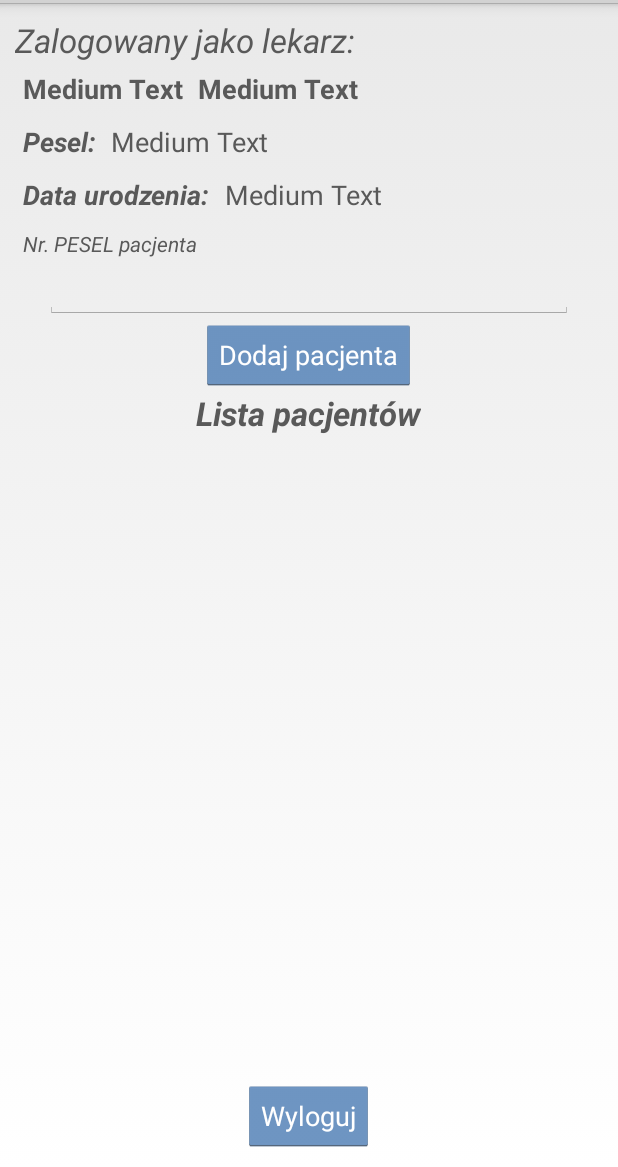
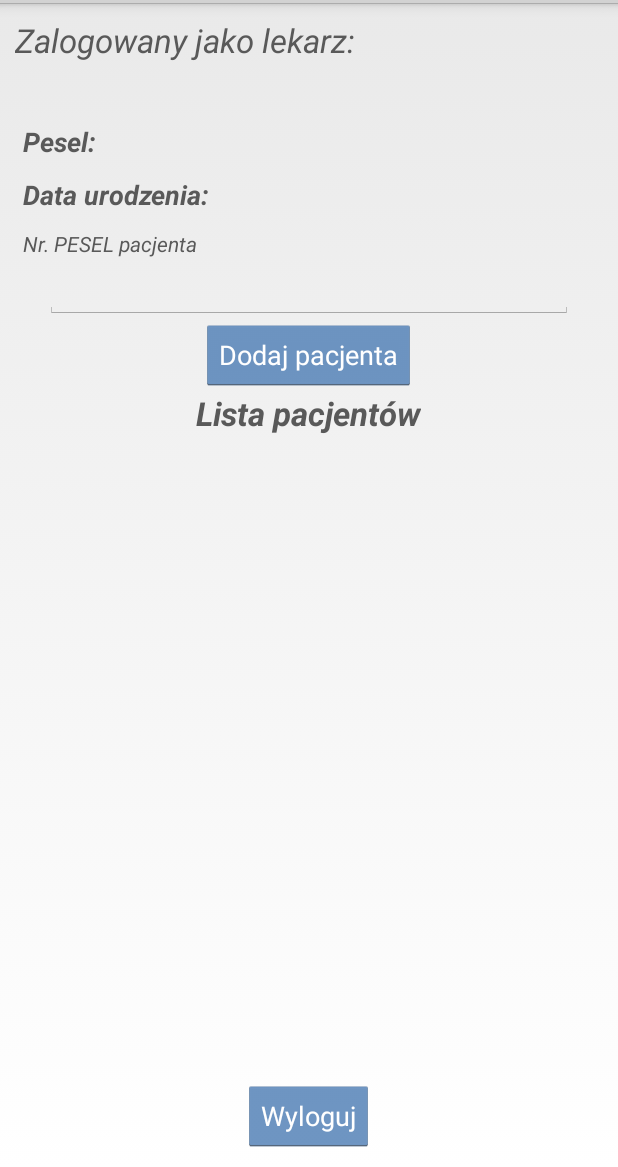
Before and after one commit to Niespo/android-ccnx-for-diabetics, an Android app: the DoctorActivity screen opened directly, with no data from a screen before it, on a phone screen of 412 x 824 dp, the part 69-1236 px from its top. Run offline under Robolectric (Android 15) with nearby library versions, the phone set to English and light mode, and no system bars; libraries missing offline, so code that uses them is left out: io.realm; 2 statements that could not run were skipped.

Commit message:
still fucking string's extractin

```diff
--- a/app/src/main/java/pl/androidland/studia/tirt/diabetichelper/adapters/PatientListAdapter.java
+++ b/app/src/main/java/pl/androidland/studia/tirt/diabetichelper/adapters/PatientListAdapter.java
@@ -20,7 +20,7 @@ import io.realm.RealmResults;
 public class PatientListAdapter extends RealmBaseAdapter<User> implements ListAdapter {
 
     private static final ApplicationState state = ApplicationBus.getState();
-    private Context context;
+    private final Context context;
 
     private static class ViewHolder {
         private TextView tvFirstname;
--- a/app/src/main/java/pl/androidland/studia/tirt/diabetichelper/auth/AuthService.java
+++ b/app/src/main/java/pl/androidland/studia/tirt/diabetichelper/auth/AuthService.java
@@ -12,8 +12,8 @@ import android.widget.Toast;
 
 public class AuthService {
 
-    private static ApplicationState state = ApplicationBus.getState();
-    private Context context;
+    private final static ApplicationState state = ApplicationBus.getState();
+    private final Context context;
     private User user;
 
     public AuthService(Context context) {
--- a/app/src/main/res/layout/doctor_activity.xml
+++ b/app/src/main/res/layout/doctor_activity.xml
@@ -9,8 +9,8 @@
             android:layout_width="wrap_content"
             android:layout_height="wrap_content"
             android:textAppearance="?android:attr/textAppearanceLarge"
-            android:text="Zalogowany jako lekarz:"
-            android:id="@+id/textView" android:textStyle="italic" android:textColor="#ff595959"/>
+            android:text="@string/DOCTOR_ACTIVITY_LOGGED_AS_DOCTOR_MESSAGE"
+            android:textStyle="italic" android:textColor="#ff595959"/>
     <LinearLayout
             android:orientation="horizontal"
             android:layout_width="match_parent"
@@ -19,14 +19,14 @@
                 android:layout_width="wrap_content"
                 android:layout_height="wrap_content"
                 android:textAppearance="?android:attr/textAppearanceMedium"
-                android:text="Medium Text"
+                android:text=""
                 android:id="@+id/firstname" android:layout_marginRight="10dp" android:textStyle="bold"
                 android:textColor="#ff595959"/>
         <TextView
                 android:layout_width="wrap_content"
                 android:layout_height="wrap_content"
                 android:textAppearance="?android:attr/textAppearanceMedium"
-                android:text="Medium Text"
+                android:text=""
                 android:id="@+id/surname" android:textStyle="bold" android:textColor="#ff595959"/>
     </LinearLayout>
 
@@ -38,14 +38,14 @@
                 android:layout_width="wrap_content"
                 android:layout_height="wrap_content"
                 android:textAppearance="?android:attr/textAppearanceMedium"
-                android:text="Pesel:"
-                android:id="@+id/textView2" android:layout_marginRight="10dp" android:textStyle="bold|italic"
+                android:text="@string/USER_ACTIVITY_PESEL_TEXT"
+                android:layout_marginRight="10dp" android:textStyle="bold|italic"
                 android:textColor="#ff595959"/>
         <TextView
                 android:layout_width="wrap_content"
                 android:layout_height="wrap_content"
                 android:textAppearance="?android:attr/textAppearanceMedium"
-                android:text="Medium Text"
+                android:text=""
                 android:id="@+id/peselId" android:textColor="#ff595959"/>
     </LinearLayout>
     <LinearLayout
@@ -56,22 +56,22 @@
                 android:layout_width="wrap_content"
                 android:layout_height="wrap_content"
                 android:textAppearance="?android:attr/textAppearanceMedium"
-                android:text="Data urodzenia:"
-                android:id="@+id/textView3" android:layout_marginRight="10dp" android:textStyle="bold|italic"
+                android:text="@string/USER_ACTIVITY_BIRTH_DATE_TEXT"
+                android:layout_marginRight="10dp" android:textStyle="bold|italic"
                 android:textColor="#ff595959"/>
         <TextView
                 android:layout_width="wrap_content"
                 android:layout_height="wrap_content"
                 android:textAppearance="?android:attr/textAppearanceMedium"
-                android:text="Medium Text"
+                android:text=""
                 android:id="@+id/birthDate" android:textColor="#ff595959"/>
     </LinearLayout>
 
     <TextView
             android:layout_width="wrap_content"
             android:layout_height="wrap_content"
-            android:text="Nr. PESEL pacjenta"
-            android:id="@+id/textView6" android:padding="5dp" android:textStyle="normal|italic"
+            android:text="@string/DOCTOR_ACTIVITY_PATIENT_PESEL_TEXT"
+            android:padding="5dp" android:textStyle="normal|italic"
             android:textColor="#FF595959"/>
     <EditText
             android:layout_width="match_parent"
@@ -83,14 +83,14 @@
     <Button
             android:layout_width="wrap_content"
             android:layout_height="wrap_content"
-            android:text="Dodaj pacjenta"
-            android:id="@+id/button" android:layout_gravity="center_horizontal" android:onClick="assignPatient"
+            android:text="@string/DOCTOR_ACTIVITY_ADD_PATIENT_TEXT"
+            android:layout_gravity="center_horizontal" android:onClick="assignPatient"
             android:textColor="#ffffffff"/>
     <TextView
             android:layout_width="wrap_content"
             android:layout_height="wrap_content"
             android:textAppearance="?android:attr/textAppearanceLarge"
-            android:text="Lista pacjentów"
+            android:text="@string/DOCTOR_ACTIVITY_PATIENT_LIST"
             android:id="@+id/textView5" android:layout_gravity="center_horizontal" android:textStyle="bold|italic"
             android:textColor="#ff595959"/>
     <ListView
@@ -99,7 +99,10 @@
             android:id="@+id/patient_list"
             android:layout_weight="0.75"
             />
-    <Button android:layout_width="wrap_content" android:layout_height="wrap_content" android:text="Wyloguj"
-            android:id="@+id/button2222" android:layout_gravity="center_horizontal" android:onClick="logoutUser"
+    <Button android:layout_width="wrap_content"
+            android:layout_height="wrap_content"
+            android:text="@string/USER_ACTIVITY_LOGOUT_TEXT"
+            android:layout_gravity="center_horizontal"
+            android:onClick="logoutUser"
             android:textColor="#ffffffff"/>
 </LinearLayout>
--- a/app/src/main/res/values/strings.xml
+++ b/app/src/main/res/values/strings.xml
@@ -24,5 +24,24 @@
     <string name="TOAST_MESSAGE_INCORRECT_BIRTH_DATE_FORMAT">Niepoprawny format daty urodzenia!</string>
     <string name="TOAST_MESSAGE_PESEL_ALREADY_REGISTERED">Ten nr. PESEL nie został zarejestrowany</string>
     <string name="TOAST_MESSAGE_INCORRECT_PASSWORD">Hasło nie jest prawidłowe!</string>
+    <string name="MAIN_ACTIVITY_WELCOME_MESSAGE">Witamy w programie</string>
+    <string name="MAIN_ACTIVITY_APP_NAME">Diabetics Helper</string>
+    <string name="MAIN_ACTIVITY_LOGIN_MESSAGE">Prosimy o zalogowanie</string>
+    <string name="MAIN_ACTIVITY_PESEL_TEXT">PESEL:</string>
+    <string name="MAIN_ACTIVITY_PASSWORD_TEXT">Hasło</string>
+    <string name="MAIN_ACTIVITY_LETS_LOGIN_MESSAGE">Zaloguj</string>
+    <string name="MAIN_ACTIVITY_ADD_USER_MESSAGE">Dodaj użytkownika</string>
+    <string name="DOCTOR_ACTIVITY_LOGGED_AS_DOCTOR_MESSAGE">Zalogowany jako lekarz:</string>
+    <string name="USER_ACTIVITY_PESEL_TEXT">Pesel:</string>
+    <string name="USER_ACTIVITY_BIRTH_DATE_TEXT">Data urodzenia:</string>
+    <string name="DOCTOR_ACTIVITY_PATIENT_PESEL_TEXT">Nr. PESEL pacjenta</string>
+    <string name="DOCTOR_ACTIVITY_ADD_PATIENT_TEXT">Dodaj pacjenta</string>
+    <string name="DOCTOR_ACTIVITY_PATIENT_LIST">Lista pacjentów</string>
+    <string name="USER_ACTIVITY_LOGOUT_TEXT">Wyloguj</string>
+    <string name="MEASUREMENT_ACTIVITY_MEASUREMENTS_TEXT">Wyniki pomiarów glukozy:</string>
+    <string name="MEASUREMENT_ACTIVITY_GLUCOSE_MEASUREMENTS_TEXT">Pomiary glukozy</string>
+    <string name="MEASUREMENT_ACTIVITY_CLOSE_TEXT">Zamknij</string>
+    <string name="TOAST_MESSAGE_LOGGED_AS_DOCTOR">Zalogowany jako lekarz!</string>
+    <string name="TOAST_MESSAGE_LOGGED_AS_PATIENT">Zalogowany jako pacjent!</string>
 
 </resources>
```
Also changed, not shown: app/src/main/java/pl/androidland/studia/tirt/diabetichelper/activities/MainActivity.java (+2 -6 lines), app/src/main/res/layout/activity_main.xml (+7 -7 lines), app/src/main/res/layout/measurement_activity.xml (+14 -14 lines).
